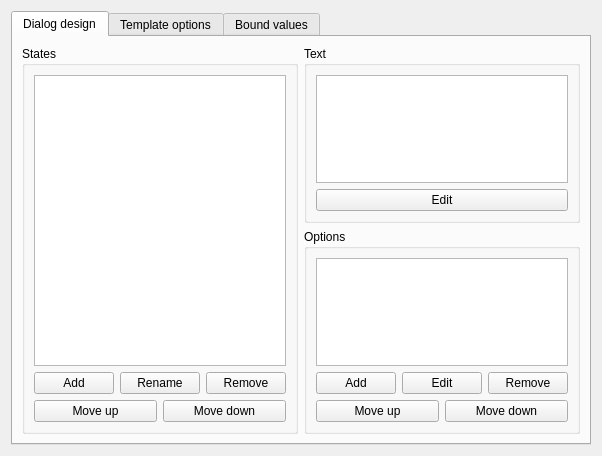
Qt form plugins/Commands/Dialog/dialogconfigurationdlg.ui (KDE/simon) before a commit.
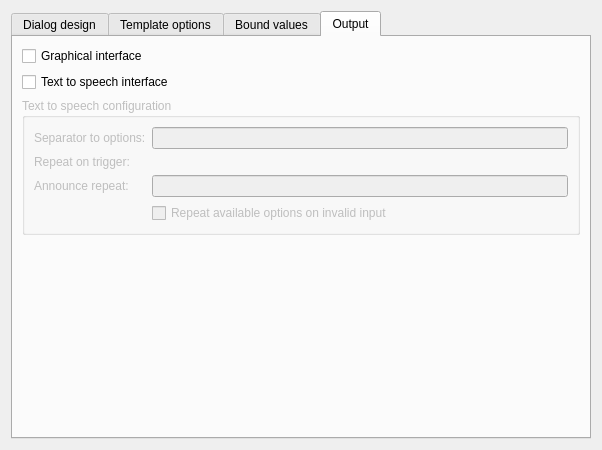
The same form after that commit. The open tabs and pages were chosen to show the change. Custom widgets are drawn as their Qt base class.

Patch:
```diff
--- a/plugins/Commands/Dialog/dialogconfigurationdlg.ui
+++ b/plugins/Commands/Dialog/dialogconfigurationdlg.ui
@@ -6,8 +6,8 @@
    <rect>
     <x>0</x>
     <y>0</y>
-    <width>590</width>
-    <height>456</height>
+    <width>541</width>
+    <height>450</height>
    </rect>
   </property>
   <property name="maximumSize">
@@ -282,6 +282,107 @@
        </item>
       </layout>
      </widget>
+     <widget class="QWidget" name="tab_4">
+      <attribute name="title">
+       <string>Output</string>
+      </attribute>
+      <layout class="QVBoxLayout" name="verticalLayout_8">
+       <item>
+        <widget class="QCheckBox" name="cbGraphical">
+         <property name="text">
+          <string>Graphical interface</string>
+         </property>
+        </widget>
+       </item>
+       <item>
+        <widget class="QCheckBox" name="cbTextToSpeech">
+         <property name="text">
+          <string>Text to speech interface</string>
+         </property>
+        </widget>
+       </item>
+       <item>
+        <widget class="QGroupBox" name="groupBox">
+         <property name="enabled">
+          <bool>false</bool>
+         </property>
+         <property name="title">
+          <string>Text to speech configuration</string>
+         </property>
+         <layout class="QFormLayout" name="formLayout">
+          <property name="fieldGrowthPolicy">
+           <enum>QFormLayout::ExpandingFieldsGrow</enum>
+          </property>
+          <item row="0" column="0">
+           <widget class="QLabel" name="label">
+            <property name="text">
+             <string>Separator to options:</string>
+            </property>
+           </widget>
+          </item>
+          <item row="0" column="1">
+           <widget class="KLineEdit" name="leOptionSeparator">
+            <property name="toolTip">
+             <string>This text will be said after the text of the current state and before the available options</string>
+            </property>
+           </widget>
+          </item>
+          <item row="1" column="0">
+           <widget class="QLabel" name="label_2">
+            <property name="text">
+             <string>Repeat on trigger:</string>
+            </property>
+           </widget>
+          </item>
+          <item row="1" column="1">
+           <widget class="KEditListWidget" name="elwRepeatTriggers">
+            <property name="toolTip">
+             <string>These triggers will cause the TTS system to repeat the current prompt</string>
+            </property>
+            <property name="buttons">
+             <set>KEditListWidget::Add|KEditListWidget::Remove</set>
+            </property>
+           </widget>
+          </item>
+          <item row="2" column="0">
+           <widget class="QLabel" name="label_3">
+            <property name="text">
+             <string>Announce repeat:</string>
+            </property>
+           </widget>
+          </item>
+          <item row="2" column="1">
+           <widget class="KLineEdit" name="leAnnounceRepeat">
+            <property name="toolTip">
+             <string>This text will be said after the complete announcement</string>
+            </property>
+           </widget>
+          </item>
+          <item row="3" column="1">
+           <widget class="QCheckBox" name="cbRepeatOnInvalidInput">
+            <property name="text">
+             <string>Repeat available options on invalid input</string>
+            </property>
+           </widget>
+          </item>
+         </layout>
+        </widget>
+       </item>
+       <item>
+        <spacer name="verticalSpacer">
+         <property name="orientation">
+          <enum>Qt::Vertical</enum>
+         </property>
+         <property name="sizeHint" stdset="0">
+          <size>
+           <width>20</width>
+           <height>40</height>
+          </size>
+         </property>
+        </spacer>
+       </item>
+      </layout>
+     </widget>
     </widget>
    </item>
   </layout>
@@ -292,12 +393,22 @@
    <extends>QPushButton</extends>
    <header>kpushbutton.h</header>
   </customwidget>
+  <customwidget>
+   <class>KLineEdit</class>
+   <extends>QLineEdit</extends>
+   <header>klineedit.h</header>
+  </customwidget>
   <customwidget>
    <class>KTabWidget</class>
    <extends>QTabWidget</extends>
    <header>ktabwidget.h</header>
    <container>1</container>
   </customwidget>
+  <customwidget>
+   <class>KEditListWidget</class>
+   <extends>QWidget</extends>
+   <header>keditlistwidget.h</header>
+  </customwidget>
   <customwidget>
    <class>KTextEdit</class>
    <extends>QTextEdit</extends>
```
Left out of the diff: 33 changed lines with no effect on the pictures.
